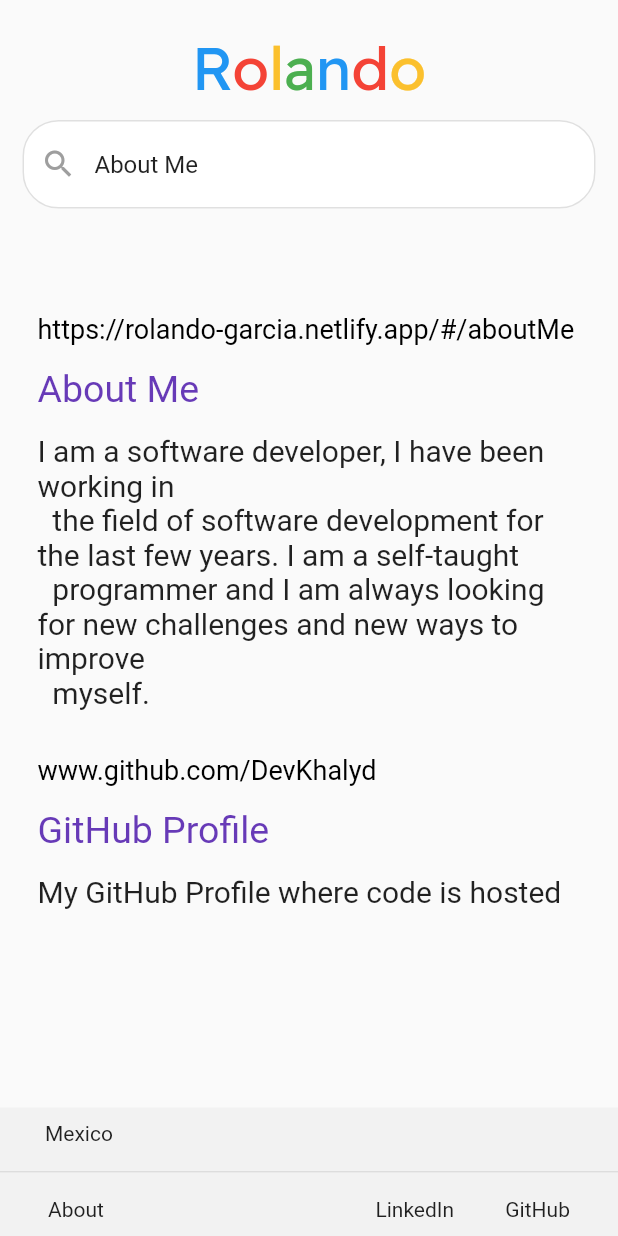
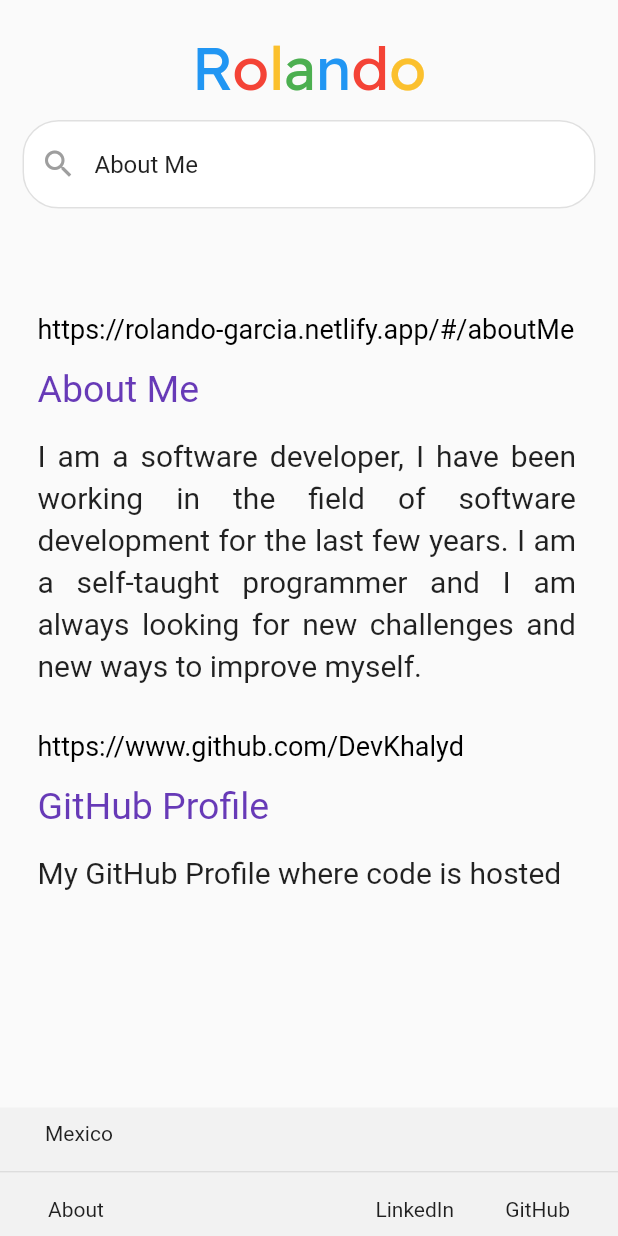
Before and after one commit to DevKhalyd/rg_portfolio, a Flutter app: the SearchScreen screen opened by its route, on a phone screen of 412 x 824 dp. Run offline on Flutter 3.47's test engine with Material 2 defaults, Android fonts, the phone set to English and light mode, and no system bars; our stand-ins replace bloc, equatable, flutter_bloc, flutter_smart_dialog.

Commit message:
Ready for this part of the project

```diff
--- a/lib/core/extensions/build_context_ext.dart
+++ b/lib/core/extensions/build_context_ext.dart
@@ -1,7 +1,7 @@
 import 'package:flutter/material.dart';
 
 /// Min space avaible for the search
-const minWidthSearch = 700.0;
+const minWidthSearch = 780.0;
 
 extension BuildContextExtension on BuildContext {
   double get width => MediaQuery.of(this).size.width;
--- a/lib/core/utils/utils.dart
+++ b/lib/core/utils/utils.dart
@@ -30,6 +30,9 @@ abstract class Utils {
   static const websiteRepoUrl = 'https://github.com/DevKhalyd/rg_portfolio';
 
   static void launchURL(String url, {VoidCallback? doSomething}) {
+    // Verify that contains https
+    if (!url.contains('https://')) url = 'https://$url';
+
     launch(url);
     if (doSomething != null) doSomething();
   }
@@ -41,6 +44,6 @@ abstract class Utils {
   }
 
   static String getUrlForGithub(String complement) {
-    return 'www.github.com/' + complement;
+    return 'https://www.github.com/' + complement;
   }
 }
--- a/lib/features/home/domain/usecases/searcher_item.dart
+++ b/lib/features/home/domain/usecases/searcher_item.dart
@@ -1,14 +1,11 @@
 import '../../../search/presentation/widgets/body/searcher_link_item.dart';
 
+const aboutMe = 'About Me';
+
+const aboutMeDescription =
+    "I am a software developer, I have been working in the field of software development for the last few years. I am a self-taught programmer and I am always looking for new challenges and new ways to improve myself.";
+
 class SearchItem {
-  static const aboutMe = 'About Me';
-
-  static const aboutMeDescription =
-      """I am a software developer, I have been working in
-  the field of software development for the last few years. I am a self-taught
-  programmer and I am always looking for new challenges and new ways to improve
-  myself.""";
-
   SearchItem({
     required this.label,
     required this.results,
--- a/lib/features/home/presentation/bloc/home_repository.dart
+++ b/lib/features/home/presentation/bloc/home_repository.dart
@@ -7,13 +7,13 @@ import '../../domain/usecases/searcher_item.dart';
 
 final _searchItems = [
   SearchItem(
-    label: SearchItem.aboutMe,
+    label: aboutMe,
     results: [
       SearchLinkItem(
         url: Utils.getUrlForOwnWebsite('aboutMe'),
-        title: SearchItem.aboutMe,
+        title: aboutMe,
         // Describe my self
-        description: SearchItem.aboutMeDescription,
+        description: aboutMeDescription,
         onTap: () {
           SmartDialog.showToast(
             '',
--- a/lib/features/search/presentation/widgets/body/searcher_link_item.dart
+++ b/lib/features/search/presentation/widgets/body/searcher_link_item.dart
@@ -87,8 +87,10 @@ class _SearchLinkItemState extends State<SearchLinkItem> {
             ),
             child: SelectableText(
               widget.description,
+              textAlign: TextAlign.justify,
               style: const TextStyle(
                 fontSize: 20,
+                height: 1.4,
                 color: Colors.black87,
                 overflow: TextOverflow.ellipsis,
               ),
--- /dev/null
+++ b/lib/features/search/presentation/widgets/body/searcher_section.dart
@@ -0,0 +1,14 @@
+import 'package:flutter/material.dart';
+
+/// Contains the default section to show in the screen
+///
+/// All, Images, Videos, News, etc. Whatever I want to show in the screen
+class SearcherSections extends StatelessWidget {
+  const SearcherSections({Key? key}) : super(key: key);
+
+  @override
+  Widget build(BuildContext context) {
+    // Create the tabs for this part and so on
+    return Container();
+  }
+}
```
